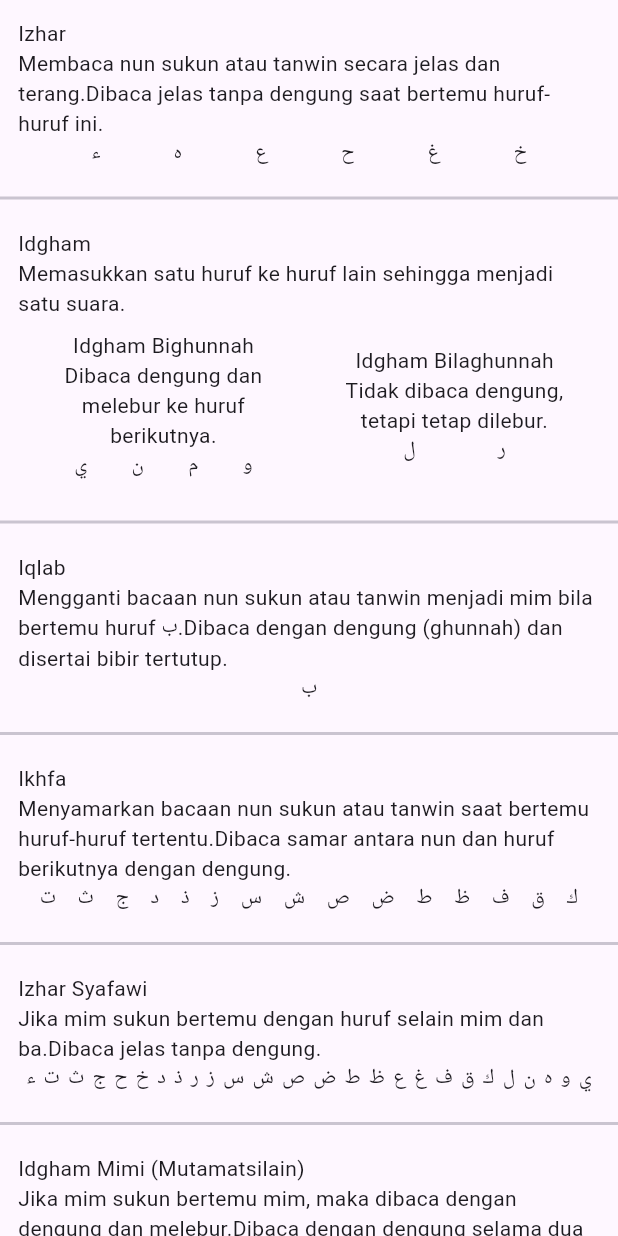
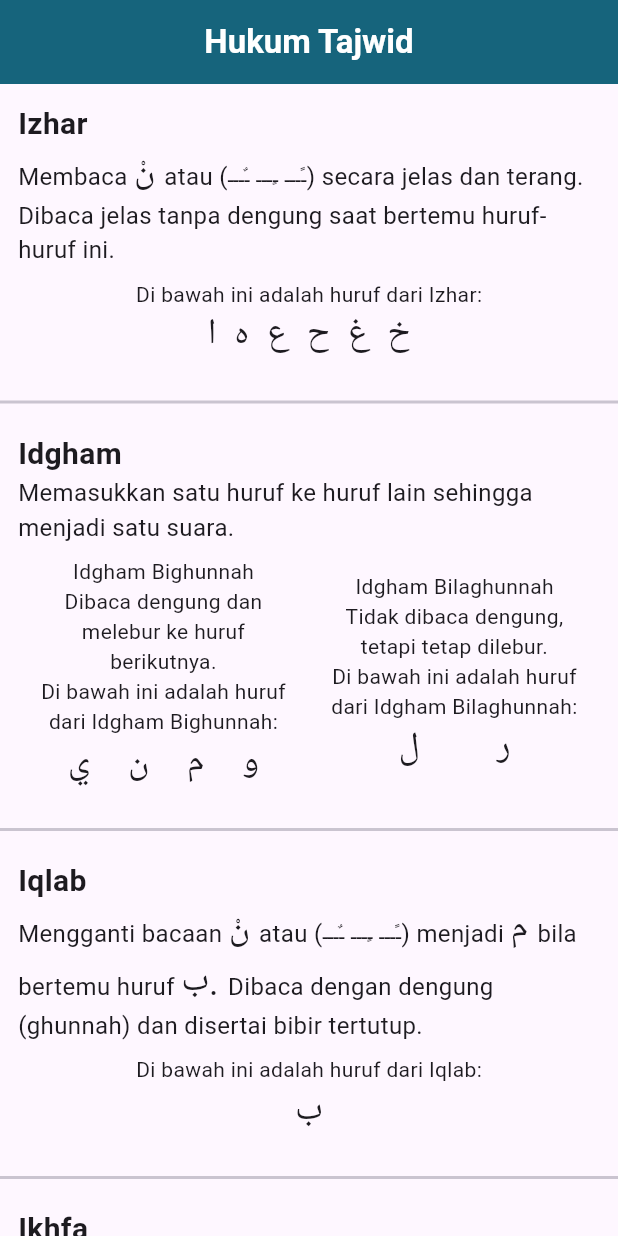
Before and after one commit to nunoerlangga/app_sholat_flutter, a Flutter app: the screen it shows after launch, on a phone screen of 412 x 824 dp. Run offline on Flutter 3.47's test engine with Material 3 defaults, Android fonts, the phone set to English and light mode, and no system bars; our stand-ins replace audioplayers, gap, shared_preferences, zoom_tap_animation; missing offline and left inert: hijriyah_indonesia.

Commit message:
perubahan baru

```diff
--- a/data/HukumTajwid.json
+++ b/data/HukumTajwid.json
@@ -3,8 +3,8 @@
       "nun_sukun_dan_tanwin": [
         {
             "nama": "Izhar",
-            "pengertian": "Membaca nun sukun atau tanwin secara jelas dan terang.",
-            "huruf": ["ء", "ه", "ع", "ح", "غ", "خ"],
+            "pengertian": "Membaca نْ atau (ــًــ ــٍــ ــٌــ) secara jelas dan terang.",
+            "huruf": ["ا", "ه", "ع", "ح", "غ", "خ"],
             "keterangan": "Dibaca jelas tanpa dengung saat bertemu huruf-huruf ini."
           },
         {
@@ -25,13 +25,13 @@
         },
         {
           "nama": "Iqlab",
-          "pengertian": "Mengganti bacaan nun sukun atau tanwin menjadi mim bila bertemu huruf ب.",
+          "pengertian": "Mengganti bacaan نْ atau (ــًــ ــٍــ ــٌــ) menjadi م bila bertemu huruf ب.",
           "huruf": ["ب"],
           "keterangan": "Dibaca dengan dengung (ghunnah) dan disertai bibir tertutup."
         },
         {
           "nama": "Ikhfa",
-          "pengertian": "Menyamarkan bacaan nun sukun atau tanwin saat bertemu huruf-huruf tertentu.",
+          "pengertian": "Menyamarkan bacaan نْ atau (ــًــ ــٍــ ــٌــ) saat bertemu huruf-huruf tertentu.",
           "huruf": ["ت", "ث", "ج", "د", "ذ", "ز", "س", "ش", "ص", "ض", "ط", "ظ", "ف", "ق", "ك"],
           "keterangan": "Dibaca samar antara nun dan huruf berikutnya dengan dengung."
         }
@@ -40,20 +40,20 @@
       "mim_sukun": [
         {
             "nama": "Izhar Syafawi",
-            "pengertian": "Jika mim sukun bertemu dengan huruf selain mim dan ba.",
-            "huruf": ["ء", "ت", "ث", "ج", "ح", "خ", "د", "ذ", "ر", "ز", "س", "ش", "ص", "ض", "ط", "ظ", "ع", "غ", "ف", "ق", "ك", "ل", "ن", "ه", "و", "ي"],
+            "pengertian": "Jika مْ bertemu dengan huruf selain م dan ب.",
+            "huruf": ["ا", "ت", "ث", "ج", "ح", "خ", "د", "ذ", "ر", "ز", "س", "ش", "ص", "ض", "ط", "ظ", "ع", "غ", "ف", "ق", "ك", "ل", "ن", "ه", "و", "ي"],
             "keterangan": "Dibaca jelas tanpa dengung."
           },
 
         {
           "nama": "Idgham Mimi (Mutamatsilain)",
-          "pengertian": "Jika mim sukun bertemu mim, maka dibaca dengan dengung dan melebur.",
+          "pengertian": "Jika مْ bertemu م, maka dibaca dengan dengung dan melebur.",
           "huruf": ["م"],
           "keterangan": "Dibaca dengan dengung selama dua harakat."
         },
         {
           "nama": "Ikhfa Syafawi",
-          "pengertian": "Jika mim sukun bertemu dengan huruf ب.",
+          "pengertian": "Jika مْ bertemu dengan huruf ب.",
           "huruf": ["ب"],
           "keterangan": "Dibaca samar di bibir disertai dengung."
         }
@@ -64,10 +64,11 @@
           "nama": "Qalqalah",
           "pengertian": "Memantulkan suara saat menyebutkan huruf-huruf tertentu dalam keadaan sukun.",
           "huruf": ["ق", "ط", "ب", "ج", "د"],
+          "": "",
           "tingkatan": [
             {
               "nama": "Qalqalah Sugra",
-              "keterangan": "Jika huruf qalqalah berada di tengah kata dan sukun."
+              "keterangan": "Jika huruf qalqalah berada di tengah kata dan sukun. "
             },
             {
               "nama": "Qalqalah Kubra",
--- a/lib/views/hukum_tajwid_page.dart
+++ b/lib/views/hukum_tajwid_page.dart
@@ -3,6 +3,7 @@ import 'dart:convert';
 import 'package:flutter/material.dart';
 import 'package:flutter/services.dart';
 import 'package:shalat_schedule_app/model/hukumtajwid_model.dart';
+import 'package:shalat_schedule_app/shared/shared.dart';
 
 class HukumTajwidPage extends StatefulWidget {
   const HukumTajwidPage({super.key});
@@ -31,11 +32,21 @@ class _HukumTajwidPageState extends State<HukumTajwidPage> {
   @override
   Widget build(BuildContext context) {
     return Scaffold(
+      appBar: AppBar(
+        centerTitle: true,
+        automaticallyImplyLeading: false,
+        backgroundColor: secondarycolor,
+        title: Text(
+          'Hukum Tajwid',
+          style: TextStyle(color: whitecolor, fontWeight: FontWeight.bold),
+        ),
+      ),
       body: FutureBuilder<List<Tajwid>>(
         future: loadTajwid(),
         builder: (context, snapshot) {
           if (snapshot.hasData) {
             return ListView.separated(
+              scrollDirection: Axis.vertical,
               itemCount: snapshot.data!.length,
               itemBuilder: (context, index) {
                 final item = snapshot.data![index];
@@ -45,11 +56,43 @@ class _HukumTajwidPageState extends State<HukumTajwidPage> {
                       crossAxisAlignment: CrossAxisAlignment.start,
                       mainAxisAlignment: MainAxisAlignment.start,
                       children: [
-                        Text(item.nama),
-                        Text(item.keterangan != null &&
-                                item.keterangan!.isNotEmpty
-                            ? item.pengertian + item.keterangan!
-                            : item.pengertian),
+                        Text(
+                          item.nama,
+                          style: const TextStyle(
+                              fontSize: 20, fontWeight: FontWeight.bold),
+                        ),
+                        Text.rich(
+                          TextSpan(
+                            children: [
+                              if (item.keterangan != null &&
+                                  item.keterangan!.isNotEmpty) ...[
+                                for (var part
+                                    in ("${item.pengertian} ${item.keterangan!}")
+                                        .split(" "))
+                                  TextSpan(
+                                    text: "$part ",
+                                    style: TextStyle(
+                                      fontSize: part.contains('مْ') ||
+                                              part.contains('نْ') ||
+                                              part.contains("م") ||
+                                              part.contains("ب") ||
+                                              part.contains(
+                                                  "(ــًــ ــٍــ ــٌــ)")
+                                          ? 24
+                                          : 16,
+                                    ),
+                                  )
+                              ] else ...[
+                                TextSpan(
+                                  text: item.pengertian,
+                                  style: const TextStyle(
+                                    fontSize: 16,
+                                  ),
+                                )
+                              ]
+                            ],
+                          ),
+                        ),
                         if (item.tingkatan != null &&
                             item.tingkatan!.isNotEmpty)
                           Row(
@@ -72,11 +115,33 @@ class _HukumTajwidPageState extends State<HukumTajwidPage> {
                                 .toList(),
                           ),
                         if (item.huruf != null && item.huruf!.isNotEmpty)
-                          Row(
-                            mainAxisAlignment: MainAxisAlignment.spaceEvenly,
-                            children: item.huruf!
-                                .map((huruf) => Text(huruf))
-                                .toList(),
+                          Padding(
+                            padding: const EdgeInsets.all(8.0),
+                            child: Align(
+                              alignment: Alignment.center,
+                              child: Column(
+                                children: [
+                                  Text('Di bawah ini adalah huruf dari ${item.nama}:'
+                                      ),
+                                  Wrap(
+                                    alignment: WrapAlignment.center,
+                                    spacing: 12,
+                                    runSpacing: 4.0,
+                                    children: item.huruf!
+                                        .map((huruf) => Column(
+                                              children: [
+                                                Text(
+                                                  huruf,
+                                                  style: const TextStyle(
+                                                      fontSize: 24),
+                                                ),
+                                              ],
+                                            ))
+                                        .toList(),
+                                  ),
+                                ],
+                              ),
+                            ),
                           ),
                         if (item.jenis != null && item.jenis!.isNotEmpty)
                           Row(
@@ -86,17 +151,28 @@ class _HukumTajwidPageState extends State<HukumTajwidPage> {
                                       child: Padding(
                                         padding: const EdgeInsets.all(8.0),
                                         child: Column(
+                                          crossAxisAlignment:
+                                              CrossAxisAlignment.center,
                                           children: [
                                             Text(jenis.nama),
                                             Text(
                                               jenis.keterangan,
                                               textAlign: TextAlign.center,
                                             ),
+                                            Text(
+                                              'Di bawah ini adalah huruf dari ${jenis.nama}:'
+                                                  ,
+                                              textAlign: TextAlign.center,
+                                            ),
                                             Row(
                                               mainAxisAlignment:
                                                   MainAxisAlignment.spaceEvenly,
                                               children: jenis.huruf
-                                                  .map((huruf) => Text(huruf))
+                                                  .map((huruf) => Text(
+                                                        huruf,
+                                                        style: const TextStyle(
+                                                            fontSize: 24),
+                                                      ))
                                                   .toList(),
                                             ),
                                           ],
@@ -109,7 +185,9 @@ class _HukumTajwidPageState extends State<HukumTajwidPage> {
                 );
               },
               separatorBuilder: (BuildContext context, int index) =>
-                  const Divider(thickness: 2,),
+                  const Divider(
+                thickness: 2,
+              ),
             );
           } else if (snapshot.hasError) {
             return Text('Error: ${snapshot.error}');
```
